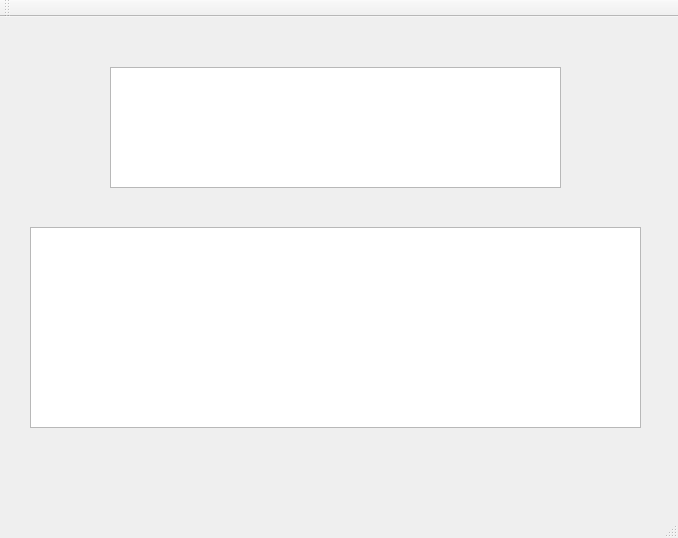
First picture: the form in Qt_exp/http/mainwindow.ui, repository w809291634/QT_Creator_Study, before the edit.
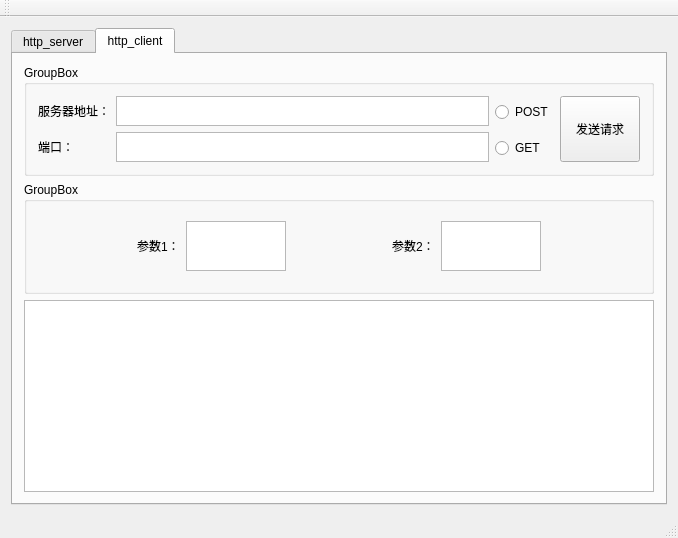
Second picture: the form after the edit.

The edit to the form file:
```diff
--- a/Qt_exp/http/mainwindow.ui
+++ b/Qt_exp/http/mainwindow.ui
@@ -14,26 +14,211 @@
    <string>MainWindow</string>
   </property>
   <widget class="QWidget" name="centralWidget">
-   <widget class="QListWidget" name="listWidget">
-    <property name="geometry">
-     <rect>
-      <x>30</x>
-      <y>210</y>
-      <width>611</width>
-      <height>201</height>
-     </rect>
-    </property>
-   </widget>
-   <widget class="QTextEdit" name="textEdit">
-    <property name="geometry">
-     <rect>
-      <x>110</x>
-      <y>50</y>
-      <width>451</width>
-      <height>121</height>
-     </rect>
-    </property>
-   </widget>
+   <layout class="QGridLayout" name="gridLayout">
+    <item row="0" column="0">
+     <widget class="QTabWidget" name="tabWidget">
+      <property name="currentIndex">
+       <number>1</number>
+      </property>
+      <widget class="QWidget" name="http_server_tab">
+       <attribute name="title">
+        <string>http_server</string>
+       </attribute>
+      </widget>
+      <widget class="QWidget" name="http_client_tab">
+       <attribute name="title">
+        <string>http_client</string>
+       </attribute>
+       <layout class="QGridLayout" name="gridLayout_3">
+        <item row="0" column="0">
+         <widget class="QGroupBox" name="groupBox">
+          <property name="title">
+           <string>GroupBox</string>
+          </property>
+          <layout class="QGridLayout" name="gridLayout_2">
+           <item row="0" column="0" rowspan="2">
+            <layout class="QVBoxLayout" name="verticalLayout_2">
+             <item>
+              <widget class="QLabel" name="label_2">
+               <property name="text">
+                <string>服务器地址：</string>
+               </property>
+              </widget>
+             </item>
+             <item>
+              <widget class="QLabel" name="label">
+               <property name="maximumSize">
+                <size>
+                 <width>16777215</width>
+                 <height>16777215</height>
+                </size>
+               </property>
+               <property name="text">
+                <string>端口：</string>
+               </property>
+              </widget>
+             </item>
+            </layout>
+           </item>
+           <item row="0" column="1" rowspan="2">
+            <layout class="QVBoxLayout" name="verticalLayout">
+             <item>
+              <widget class="QTextEdit" name="textEdit_addr">
+               <property name="maximumSize">
+                <size>
+                 <width>10000</width>
+                 <height>30</height>
+                </size>
+               </property>
+              </widget>
+             </item>
+             <item>
+              <widget class="QTextEdit" name="textEdit_port">
+               <property name="maximumSize">
+                <size>
+                 <width>16777215</width>
+                 <height>30</height>
+                </size>
+               </property>
+              </widget>
+             </item>
+            </layout>
+           </item>
+           <item row="0" column="2">
+            <widget class="QRadioButton" name="radioButton">
+             <property name="text">
+              <string>POST</string>
+             </property>
+            </widget>
+           </item>
+           <item row="0" column="3" rowspan="2">
+            <widget class="QPushButton" name="pushButton">
+             <property name="maximumSize">
+              <size>
+               <width>300</width>
+               <height>500</height>
+              </size>
+             </property>
+             <property name="text">
+              <string>发送请求</string>
+             </property>
+             <property name="default">
+              <bool>false</bool>
+             </property>
+            </widget>
+           </item>
+           <item row="1" column="2">
+            <widget class="QRadioButton" name="radioButton_2">
+             <property name="text">
+              <string>GET</string>
+             </property>
+            </widget>
+           </item>
+          </layout>
+         </widget>
+        </item>
+        <item row="1" column="0">
+         <widget class="QGroupBox" name="groupBox_2">
+          <property name="title">
+           <string>GroupBox</string>
+          </property>
+          <layout class="QGridLayout" name="gridLayout_4">
+           <item row="0" column="4">
+            <widget class="QLabel" name="label_4">
+             <property name="maximumSize">
+              <size>
+               <width>50</width>
+               <height>16777215</height>
+              </size>
+             </property>
+             <property name="text">
+              <string>参数2：</string>
+             </property>
+            </widget>
+           </item>
+           <item row="0" column="1">
+            <widget class="QLabel" name="label_3">
+             <property name="maximumSize">
+              <size>
+               <width>50</width>
+               <height>16777215</height>
+              </size>
+             </property>
+             <property name="text">
+              <string>参数1：</string>
+             </property>
+            </widget>
+           </item>
+           <item row="0" column="0">
+            <spacer name="horizontalSpacer_2">
+             <property name="orientation">
+              <enum>Qt::Horizontal</enum>
+             </property>
+             <property name="sizeHint" stdset="0">
+              <size>
+               <width>40</width>
+               <height>20</height>
+              </size>
+             </property>
+            </spacer>
+           </item>
+           <item row="0" column="2">
+            <widget class="QTextEdit" name="textEdit_parm_1">
+             <property name="maximumSize">
+              <size>
+               <width>100</width>
+               <height>50</height>
+              </size>
+             </property>
+            </widget>
+           </item>
+           <item row="0" column="3">
+            <spacer name="horizontalSpacer">
+             <property name="orientation">
+              <enum>Qt::Horizontal</enum>
+             </property>
+             <property name="sizeHint" stdset="0">
+              <size>
+               <width>40</width>
+               <height>20</height>
+              </size>
+             </property>
+            </spacer>
+           </item>
+           <item row="0" column="5">
+            <widget class="QTextEdit" name="textEdit_parm_2">
+             <property name="maximumSize">
+              <size>
+               <width>100</width>
+               <height>50</height>
+              </size>
+             </property>
+            </widget>
+           </item>
+           <item row="0" column="6">
+            <spacer name="horizontalSpacer_3">
+             <property name="orientation">
+              <enum>Qt::Horizontal</enum>
+             </property>
+             <property name="sizeHint" stdset="0">
+              <size>
+               <width>40</width>
+               <height>20</height>
+              </size>
+             </property>
+            </spacer>
+           </item>
+          </layout>
+         </widget>
+        </item>
+        <item row="2" column="0">
+         <widget class="QTextEdit" name="textEdit_res"/>
+        </item>
+       </layout>
+      </widget>
+     </widget>
+    </item>
+   </layout>
   </widget>
   <widget class="QMenuBar" name="menuBar">
    <property name="geometry">
```
